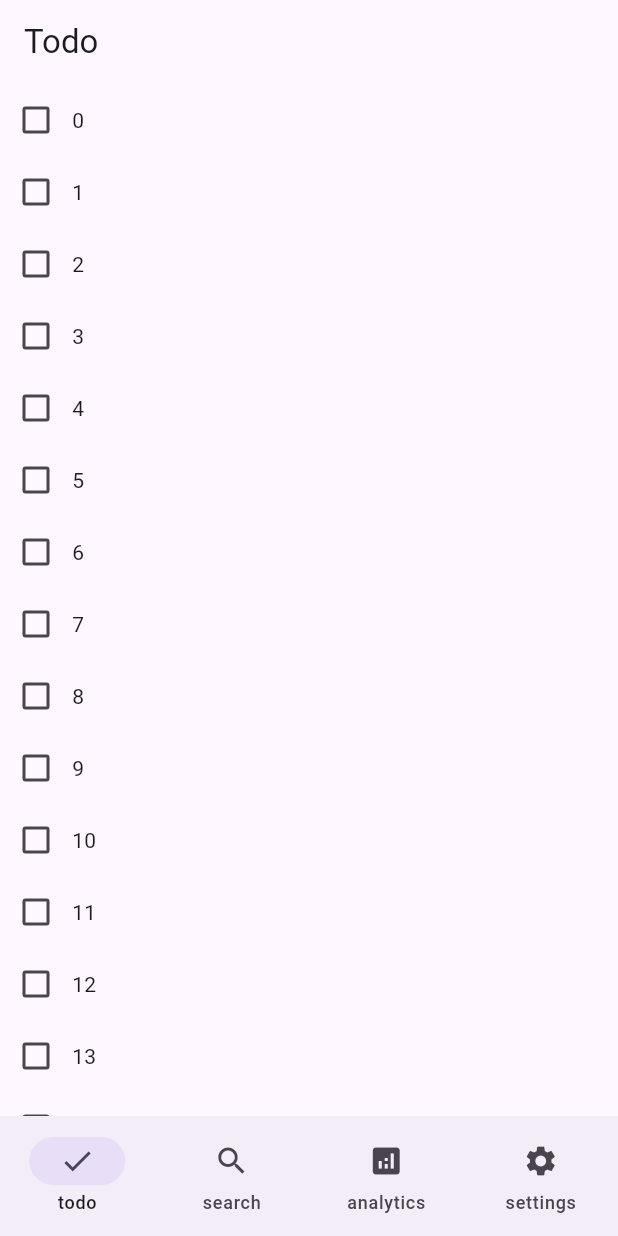
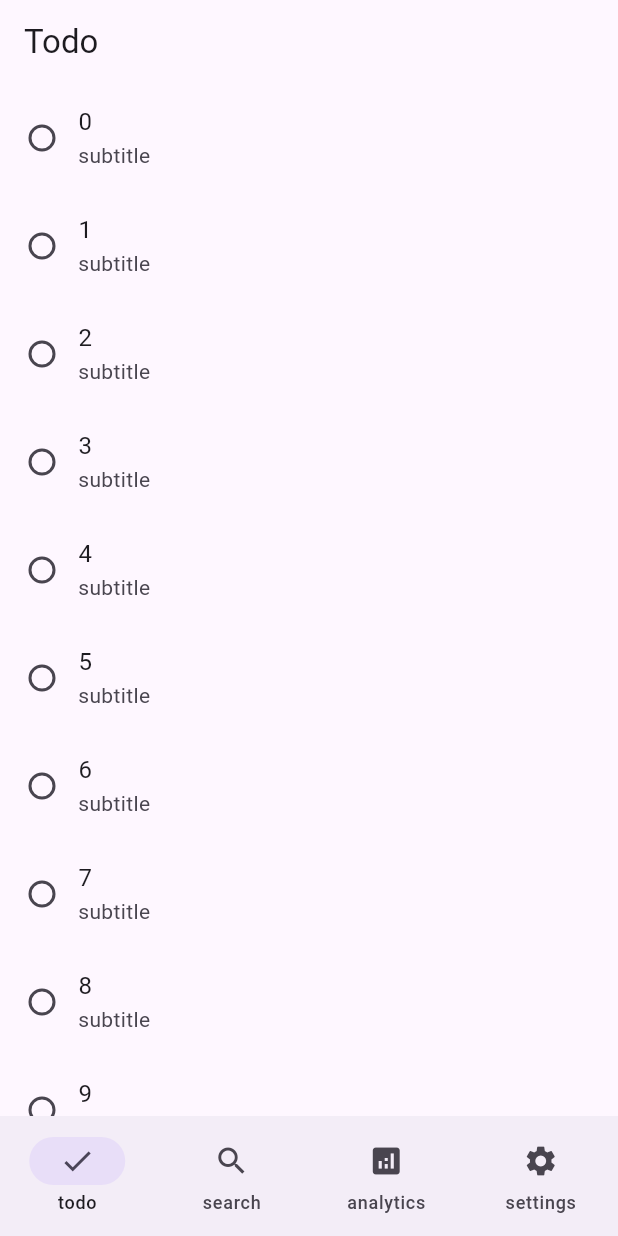
Before and after one commit to naatin777/todolist, a Flutter app: the screen it shows after launch, on a phone screen of 412 x 824 dp. Run offline on Flutter 3.47's test engine with Material 2 defaults, Android fonts, the phone set to English and light mode, and no system bars; our stand-ins replace flutter_riverpod.

Commit message:
Add list item

```diff
--- a/lib/screen/todo/todo_body.dart
+++ b/lib/screen/todo/todo_body.dart
@@ -6,22 +6,34 @@ class TodoBody extends StatelessWidget {
   @override
   Widget build(BuildContext context) {
     final listItem = List.generate(50, (index) => index);
-    return ListView.builder(
+    return ListView.separated(
       itemCount: listItem.length,
       itemBuilder: (context, index) {
-        return InkWell(
+        return Dismissible(
           key: Key(listItem[index].toString()),
-          onTap: () {},
-          child: Row(
-            children: [
-              Checkbox(
-                value: false,
-                onChanged: (value) {},
+          child: ListTile(
+            leading: Checkbox(
+              shape: const RoundedRectangleBorder(
+                borderRadius: BorderRadius.all(
+                  Radius.circular(10.0),
+                ),
               ),
-              Text("${listItem[index]}")
-            ],
+              value: false,
+              onChanged: (value) {},
+            ),
+            title: Text("${listItem[index]}"),
+            subtitle: Text("subtitle"),
+            onTap: () {},
+            horizontalTitleGap: 0,
+            contentPadding: EdgeInsets.symmetric(horizontal: 4.0),
           ),
+          background: Container(color: Colors.blue),
+          secondaryBackground: Container(color: Colors.red),
+          onDismissed: (direction) {},
         );
+      },
+      separatorBuilder: (context, index) {
+        return Container();
       },
     );
   }
```
